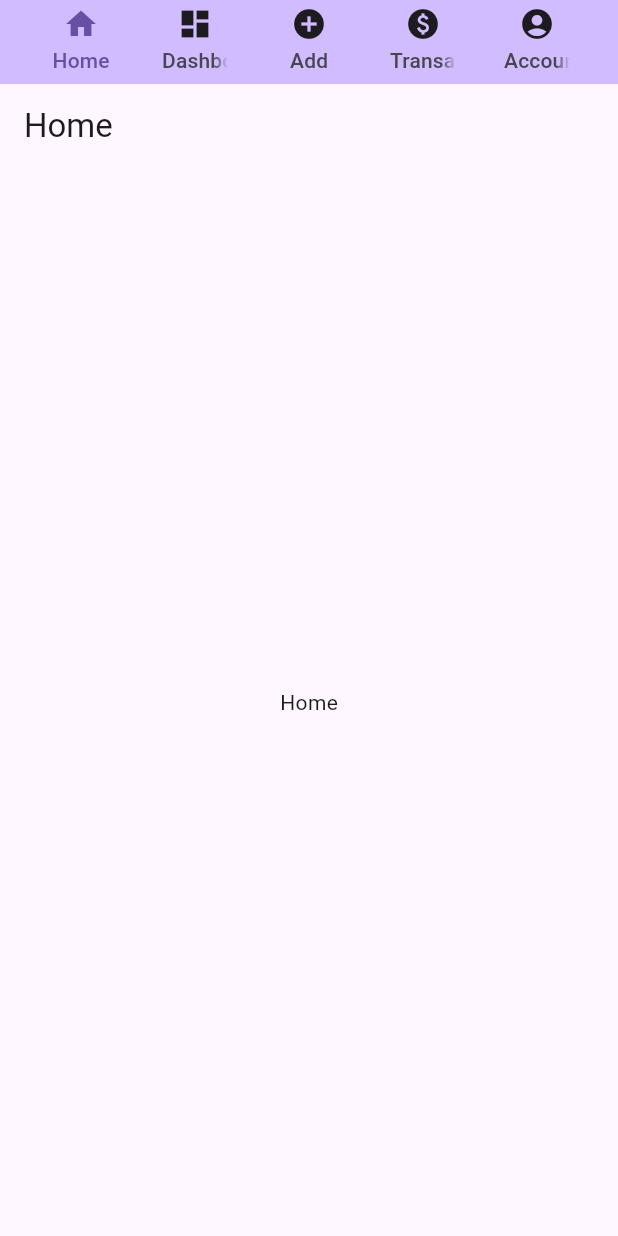
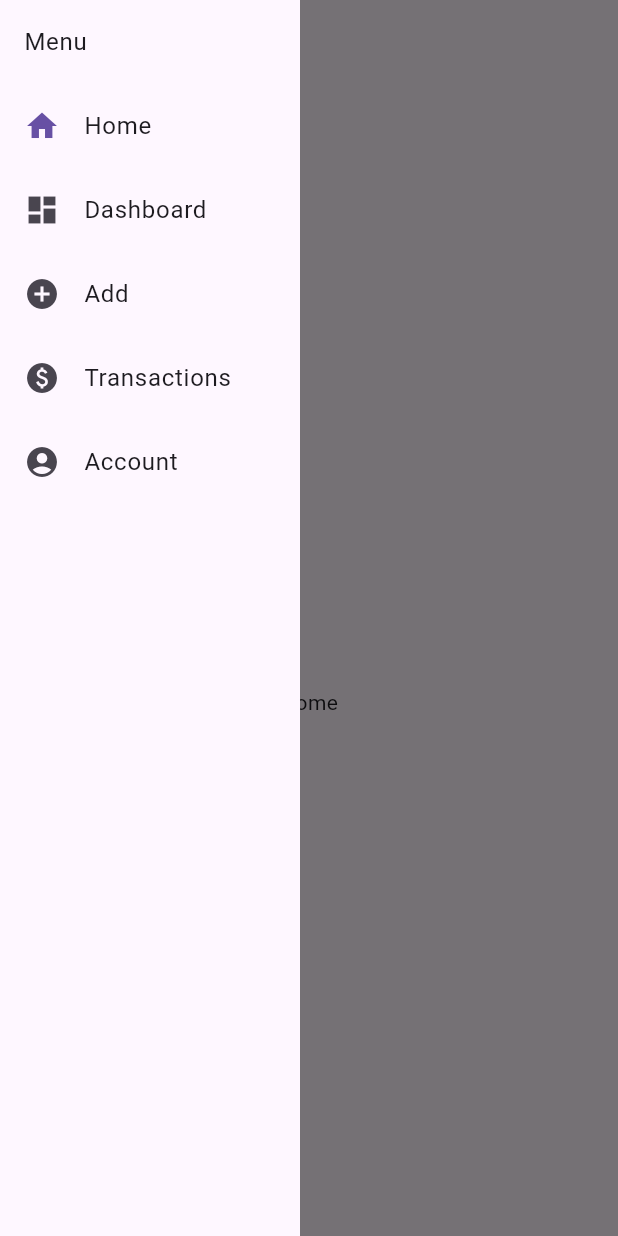
Before and after one commit to MyKl-Y/MYAssets, a Flutter app: the DesktopContainer screen opened directly, with the side drawer open (before the commit the screen has no drawer), on a phone screen of 412 x 824 dp. Run offline on Flutter 3.47's test engine with Material 3 defaults, Android fonts, the phone set to English and light mode, and no system bars; our stand-ins replace flutter_secure_storage; accounts and stored records are empty.

Commit message:
Responsive Design

```diff
--- a/client/lib/screens/add_screen.dart
+++ b/client/lib/screens/add_screen.dart
@@ -5,17 +5,12 @@ UI Screen: Add Screen
 */
 
 import 'package:flutter/material.dart';
-import 'package:provider/provider.dart';
-
-import '../utils/nav_state_manager.dart';
 
 import '../widgets/form_input.dart';
 import '../widgets/form_dropdown.dart';
 import '../widgets/form.dart';
 
 import '../services/api_service.dart';
-
-import '../screens/transactions_screen.dart';
 
 class AddScreen extends StatefulWidget {
   @override
@@ -314,7 +309,8 @@ class _AddScreenState extends State<AddScreen> {
 
   @override
   Widget build(BuildContext context) {
-    return Scaffold(
+    return SizedBox.square(dimension: 0,);
+    /* Scaffold(
       appBar: AppBar(title: Text('Add')),
       body: Column(
         children: [
@@ -442,6 +438,6 @@ class _AddScreenState extends State<AddScreen> {
           )
         ]
       )
-    );
+    ); */
   }
 }
--- a/client/lib/widgets/desktop_container.dart
+++ b/client/lib/widgets/desktop_container.dart
@@ -23,42 +23,7 @@ class DesktopContainer extends StatefulWidget {
 }
 
 class _DesktopContainerState extends State<DesktopContainer> with TickerProviderStateMixin {
-  late TabController _tabController;
   late NavigationState navigationState;
-
-  @override
-  void didChangeDependencies() {
-    super.didChangeDependencies();
-    navigationState = Provider.of<NavigationState>(context);
-
-    // Initialize TabController with the shared navigation state
-    _tabController = TabController(
-      length: 5,
-      vsync: this,
-      initialIndex: navigationState.currentPageIndex,
-    );
-
-    // Update NavigationState when the tab changes
-    _tabController.addListener(() {
-      if (_tabController.indexIsChanging || _tabController.index != navigationState.currentPageIndex) {
-        if (_tabController.index == 2) {
-          // Show the dialog when "Add" tab is selected
-          AddScreen.showAddDialog(context);
-          navigationState.setPageIndex(0); // Reset to the "Home" tab after dialog
-          _tabController.animateTo(0); // Animate back to "Home" tab
-          navigationState.setPageIndex(_tabController.index);
-        } else if (_tabController.indexIsChanging || _tabController.index != navigationState.currentPageIndex) {
-          navigationState.setPageIndex(_tabController.index);
-        }
-      }
-    });
-  }
-
-  @override
-  void dispose() {
-    _tabController.dispose();
-    super.dispose();
-  }
 
   @override
   Widget build(BuildContext context) {
@@ -66,51 +31,197 @@ class _DesktopContainerState extends State<DesktopContainer> with TickerProvider
 
     final navigationState = Provider.of<NavigationState>(context);
 
-    // Update TabController index if NavigationState changes externally
-    if (_tabController.index != navigationState.currentPageIndex) {
-      _tabController.animateTo(navigationState.currentPageIndex);
+    Widget getView(int index) {
+      switch (index) {
+        case 0:
+          return HomeScreen();
+        case 1:
+          return DashboardScreen();
+        case 2:
+          return AddScreen();
+        case 3:
+          return TransactionsScreen();
+        case 4:
+          return AccountScreen();
+        default:
+          return HomeScreen();
+      }
     }
 
+    return LayoutBuilder(
+      builder: (context, constraints) {
+        if (constraints.maxWidth < 1280) {
+          // Smaller screens (Tablet)
+          final ancestorScaffold = Scaffold.maybeOf(context);
+
+          final hasDrawer = ancestorScaffold != null && ancestorScaffold.hasDrawer;
+
           return Scaffold(
-      appBar: AppBar(
-        backgroundColor: theme.colorScheme.inversePrimary,
-        title: TabBar(
-          controller: _tabController,
-          indicatorColor: theme.colorScheme.primary,
-          tabs: const <Widget>[
-            Tab(
-              icon: Icon(Icons.home),
-              text: 'Home',
+            drawer: Container(
+              width: 200,
+              color: theme.colorScheme.surface,
+              child: ListView(
+                children: [
+                  ListTile(title: Text('Menu')),
+                  ListTile(
+                    leading: Icon(
+                      Icons.home,
+                      color: navigationState.currentPageIndex == 0 ? theme.colorScheme.primary : null
                     ),
-            Tab(
-              icon: Icon(Icons.dashboard),
-              text: 'Dashboard',
+                    title: Text('Home'),
+                    onTap: () {
+                      navigationState.setPageIndex(0);
+                      Navigator.of(context).pop();
+                    },
                   ),
-            Tab(
-              icon: Icon(Icons.add_circle),
-              text: 'Add',
+                  ListTile(
+                    leading: Icon(
+                      Icons.dashboard,
+                      color: navigationState.currentPageIndex == 1
+                        ? theme.colorScheme.primary
+                        : null
                     ),
-            Tab(
-              icon: Icon(Icons.paid),
-              text: 'Transactions',
+                    title: Text('Dashboard'),
+                    onTap: () {
+                      navigationState.setPageIndex(1);
+                      Navigator.of(context).pop();
+                    },
                   ),
-            Tab(
-              icon: Icon(Icons.account_circle),
-              text: 'Account',
+                  ListTile(
+                    leading: Icon(
+                      Icons.add_circle,
+                      color: navigationState.currentPageIndex == 2
+                        ? theme.colorScheme.primary
+                        : null
+                    ),
+                    title: Text('Add'),
+                    onTap: () {
+                      Navigator.of(context).pop();
+                      AddScreen.showAddDialog(context);
+                      navigationState.setPageIndex(0);
+                    },
+                  ),
+                  ListTile(
+                    leading: Icon(
+                      Icons.paid,
+                      color: navigationState.currentPageIndex == 3
+                        ? theme.colorScheme.primary
+                        : null
+                    ),
+                    title: Text('Transactions'),
+                    onTap: () {
+                      navigationState.setPageIndex(3);
+                      Navigator.of(context).pop();
+                    },
+                  ),
+                  ListTile(
+                    leading: Icon(
+                      Icons.account_circle,
+                      color: navigationState.currentPageIndex == 4
+                        ? theme.colorScheme.primary
+                        : null
+                    ),
+                    title: Text('Account'),
+                    onTap: () {
+                      navigationState.setPageIndex(4);
+                      Navigator.of(context).pop();
+                    },
                   ),
                 ],
+              ),
+            ),
+            appBar: AppBar(
+              leading: hasDrawer
+                ? IconButton(
+                    onPressed: hasDrawer ? () => ancestorScaffold.openDrawer() : null,
+                    icon: Icon(Icons.menu, color: theme.colorScheme.primary,)
                   )
+                : null,
+                //title: Text('Menu'),
             ),
-      body: TabBarView(
-        controller: _tabController,
-        children: <Widget>[
-          HomeScreen(),
-          DashboardScreen(),
-          AddScreen(),
-          TransactionsScreen(),
-          AccountScreen()
-        ]
+            body: getView(navigationState.currentPageIndex),
+          );
+        } else {
+          // Large screens (Desktop)
+          return Row(
+            children: [
+              SizedBox(
+                width: 240,
+                child: Scaffold(
+                  appBar: AppBar(title: Text('Menu')),
+                  body: ListView(
+                    children: [
+                      ListTile(
+                        leading: Icon(
+                          Icons.home,
+                          color: navigationState.currentPageIndex == 0 ? theme.colorScheme.primary : null
                         ),
+                        title: Text('Home'),
+                        onTap: () {
+                          navigationState.setPageIndex(0);
+                        },
+                      ),
+                      ListTile(
+                        leading: Icon(
+                          Icons.dashboard,
+                          color: navigationState.currentPageIndex == 1
+                            ? theme.colorScheme.primary
+                            : null
+                        ),
+                        title: Text('Dashboard'),
+                        onTap: () {
+                          navigationState.setPageIndex(1);
+                        },
+                      ),
+                      ListTile(
+                        leading: Icon(
+                          Icons.add_circle,
+                          color: navigationState.currentPageIndex == 2
+                            ? theme.colorScheme.primary
+                            : null
+                        ),
+                        title: Text('Add'),
+                        onTap: () {
+                          AddScreen.showAddDialog(context);
+                          navigationState.setPageIndex(0);
+                        },
+                      ),
+                      ListTile(
+                        leading: Icon(
+                          Icons.paid,
+                          color: navigationState.currentPageIndex == 3
+                            ? theme.colorScheme.primary
+                            : null
+                        ),
+                        title: Text('Transactions'),
+                        onTap: () {
+                          navigationState.setPageIndex(3);
+                        },
+                      ),
+                      ListTile(
+                        leading: Icon(
+                          Icons.account_circle,
+                          color: navigationState.currentPageIndex == 4
+                            ? theme.colorScheme.primary
+                            : null
+                        ),
+                        title: Text('Account'),
+                        onTap: () {
+                          navigationState.setPageIndex(4);
+                        },
+                      ),
+                    ],
+                  ),
+                ),
+              ),
+              Container(width: 0.5, color: Colors.black),
+              Expanded(
+                child: getView(navigationState.currentPageIndex),
+              ),
+            ],
           );
         }
       }
+    );
+  }
+}
```
Lines whose indentation alone changed are shown as unchanged.
